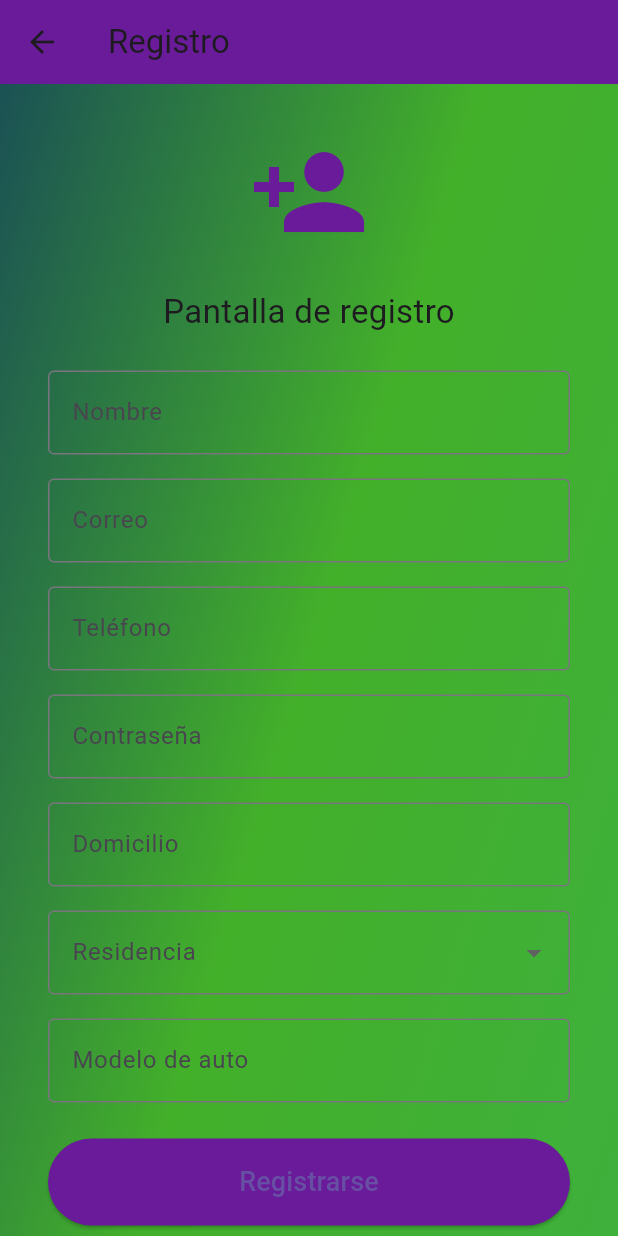
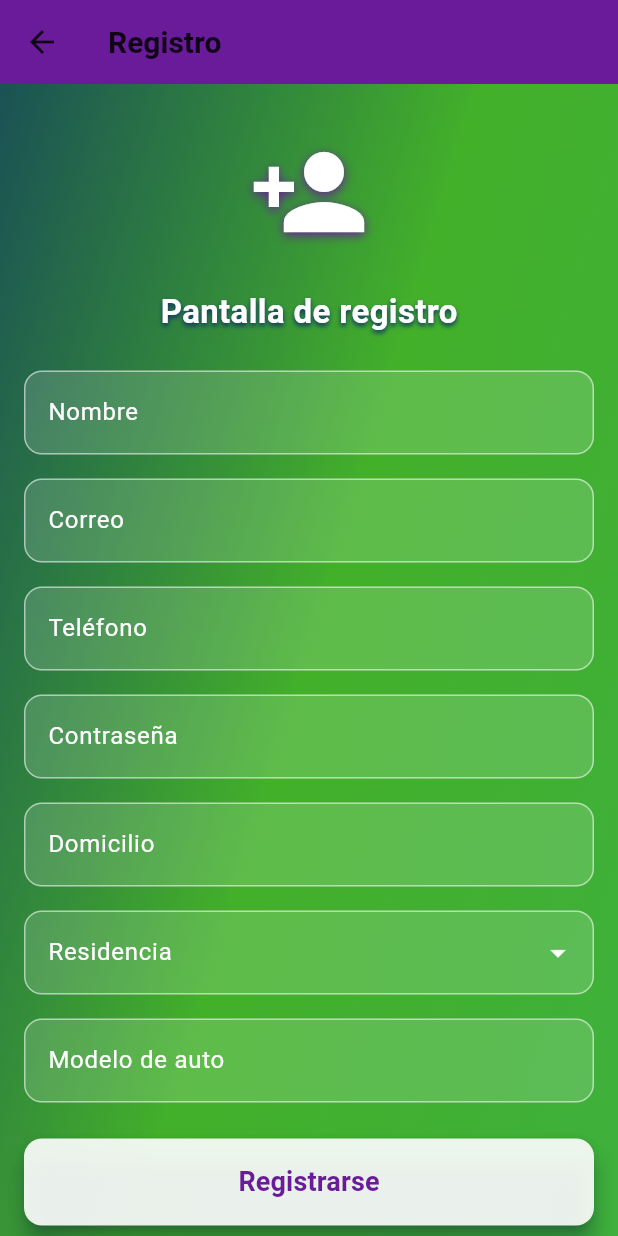
Before and after one commit to Joshi2032/zentirx, a Flutter app: the screen it shows after launch, after a tap on "Registrarse", on a phone screen of 412 x 824 dp. Run offline on Flutter 3.47's test engine with Material 3 defaults, Android fonts, the light colour scheme and no system bars.

Commit message:
fixed errors

```diff
--- a/lib/features/auth/screens/register_screen.dart
+++ b/lib/features/auth/screens/register_screen.dart
@@ -26,90 +26,93 @@ class RegisterScreen extends StatelessWidget {
         ),
         child: Center(
           child: SingleChildScrollView(
+            child: LayoutBuilder(
+              builder: (context, constraints) {
+                double maxWidth =
+                    constraints.maxWidth < 500 ? constraints.maxWidth : 400;
+                return Align(
+                  alignment: Alignment.center,
+                  child: ConstrainedBox(
+                    constraints: BoxConstraints(maxWidth: maxWidth),
                     child: Padding(
-              padding: const EdgeInsets.all(32.0),
+                      padding: EdgeInsets.symmetric(
+                        horizontal: constraints.maxWidth < 500 ? 16.0 : 32.0,
+                        vertical: 32.0,
+                      ),
                       child: Column(
                         mainAxisSize: MainAxisSize.min,
                         children: [
                           const Icon(
                             Icons.person_add,
                             size: 80,
+                            color: Colors.white, // Mejor contraste
+                            shadows: [
+                              Shadow(
+                                blurRadius: 8,
                                 color: Color(0xFF6A1B9A),
+                                offset: Offset(0, 2),
+                              ),
+                            ],
                           ),
                           const SizedBox(height: 24),
                           const Text(
                             'Pantalla de registro',
-                    style: TextStyle(fontSize: 22),
+                            style: TextStyle(
+                              fontSize: 22,
+                              color: Colors.white,
+                              fontWeight: FontWeight.bold,
+                              shadows: [
+                                Shadow(
+                                  blurRadius: 4,
+                                  color: Color(0xFF0A2A66),
+                                  offset: Offset(0, 2),
+                                ),
+                              ],
+                            ),
                           ),
                           const SizedBox(height: 24),
-                  TextField(
-                    decoration: InputDecoration(
-                      labelText: 'Nombre',
-                      border: OutlineInputBorder(),
-                    ),
-                  ),
+                          _styledTextField('Nombre'),
                           const SizedBox(height: 16),
-                  TextField(
-                    decoration: InputDecoration(
-                      labelText: 'Correo',
-                      border: OutlineInputBorder(),
-                    ),
+                          _styledTextField(
+                            'Correo',
                             keyboardType: TextInputType.emailAddress,
                           ),
                           const SizedBox(height: 16),
-                  TextField(
-                    decoration: InputDecoration(
-                      labelText: 'Teléfono',
-                      border: OutlineInputBorder(),
-                    ),
+                          _styledTextField(
+                            'Teléfono',
                             keyboardType: TextInputType.phone,
                           ),
                           const SizedBox(height: 16),
-                  TextField(
-                    decoration: InputDecoration(
-                      labelText: 'Contraseña',
-                      border: OutlineInputBorder(),
-                    ),
-                    obscureText: true,
-                  ),
+                          _styledTextField('Contraseña', obscureText: true),
                           const SizedBox(height: 16),
-                  TextField(
-                    decoration: InputDecoration(
-                      labelText: 'Domicilio',
-                      border: OutlineInputBorder(),
-                    ),
-                  ),
+                          _styledTextField('Domicilio'),
                           const SizedBox(height: 16),
-                  DropdownButtonFormField<String>(
-                    decoration: InputDecoration(
-                      labelText: 'Residencia',
-                      border: OutlineInputBorder(),
-                    ),
-                    items: [
-                      DropdownMenuItem(value: '1', child: Text('Residencia 1')),
-                      DropdownMenuItem(value: '2', child: Text('Residencia 2')),
-                    ],
-                    onChanged: (value) {},
-                  ),
+                          _styledDropdown(),
                           const SizedBox(height: 16),
-                  TextField(
-                    decoration: InputDecoration(
-                      labelText: 'Modelo de auto',
-                      border: OutlineInputBorder(),
-                    ),
-                  ),
+                          _styledTextField('Modelo de auto'),
                           const SizedBox(height: 24),
                           SizedBox(
                             width: double.infinity,
                             child: ElevatedButton(
                               onPressed: () {},
                               style: ElevatedButton.styleFrom(
-                        backgroundColor: const Color(0xFF6A1B9A),
-                        padding: const EdgeInsets.symmetric(vertical: 16),
+                                backgroundColor: Colors.white.withOpacity(0.9),
+                                foregroundColor: Color(0xFF6A1B9A),
+                                elevation: 6,
+                                shadowColor: Color(0xFF0A2A66),
+                                shape: RoundedRectangleBorder(
+                                  borderRadius: BorderRadius.circular(12),
+                                ),
+                                padding: const EdgeInsets.symmetric(
+                                  vertical: 16,
+                                ),
                               ),
                               child: const Text(
                                 'Registrarse',
-                        style: TextStyle(fontSize: 18),
+                                style: TextStyle(
+                                  fontSize: 18,
+                                  fontWeight: FontWeight.bold,
+                                ),
                               ),
                             ),
                           ),
@@ -117,8 +120,80 @@ class RegisterScreen extends StatelessWidget {
                       ),
                     ),
                   ),
+                );
+              },
+            ),
+          ),
         ),
       ),
     );
   }
+
+  Widget _styledTextField(
+    String label, {
+    TextInputType? keyboardType,
+    bool obscureText = false,
+  }) {
+    return TextField(
+      decoration: InputDecoration(
+        labelText: label,
+        labelStyle: const TextStyle(color: Colors.white),
+        filled: true,
+        fillColor: Colors.white.withOpacity(0.15),
+        border: OutlineInputBorder(
+          borderRadius: BorderRadius.circular(12),
+          borderSide: const BorderSide(color: Colors.white70),
+        ),
+        enabledBorder: OutlineInputBorder(
+          borderRadius: BorderRadius.circular(12),
+          borderSide: const BorderSide(color: Colors.white54),
+        ),
+        focusedBorder: OutlineInputBorder(
+          borderRadius: BorderRadius.circular(12),
+          borderSide: const BorderSide(color: Colors.white),
+        ),
+      ),
+      style: const TextStyle(color: Colors.white),
+      keyboardType: keyboardType,
+      obscureText: obscureText,
+      cursorColor: Colors.white,
+    );
   }
+
+  Widget _styledDropdown() {
+    return DropdownButtonFormField<String>(
+      decoration: InputDecoration(
+        labelText: 'Residencia',
+        labelStyle: const TextStyle(color: Colors.white),
+        filled: true,
+        fillColor: Colors.white.withOpacity(0.15),
+        border: OutlineInputBorder(
+          borderRadius: BorderRadius.circular(12),
+          borderSide: const BorderSide(color: Colors.white70),
+        ),
+        enabledBorder: OutlineInputBorder(
+          borderRadius: BorderRadius.circular(12),
+          borderSide: const BorderSide(color: Colors.white54),
+        ),
+        focusedBorder: OutlineInputBorder(
+          borderRadius: BorderRadius.circular(12),
+          borderSide: const BorderSide(color: Colors.white),
+        ),
+      ),
+      dropdownColor: const Color(0xFF43B02A),
+      style: const TextStyle(color: Colors.white),
+      items: const [
+        DropdownMenuItem(
+          value: '1',
+          child: Text('Residencia 1', style: TextStyle(color: Colors.white)),
+        ),
+        DropdownMenuItem(
+          value: '2',
+          child: Text('Residencia 2', style: TextStyle(color: Colors.white)),
+        ),
+      ],
+      onChanged: (value) {},
+      iconEnabledColor: Colors.white,
+    );
+  }
+}
--- a/lib/main.dart
+++ b/lib/main.dart
@@ -21,6 +21,29 @@ class MainApp extends StatelessWidget {
     return MaterialApp(
       title: 'home',
       debugShowCheckedModeBanner: false,
+      theme: ThemeData(
+        scaffoldBackgroundColor: const Color(
+          0xFFF5F6FA,
+        ), // Color de fondo claro y moderno
+        colorScheme: ColorScheme.fromSeed(
+          seedColor: Colors.blue,
+          background: const Color(0xFFF5F6FA),
+        ),
+        appBarTheme: const AppBarTheme(
+          backgroundColor: Color(0xFFF5F6FA),
+          elevation: 0,
+          iconTheme: IconThemeData(color: Colors.black87),
+          titleTextStyle: TextStyle(
+            color: Colors.black87,
+            fontSize: 20,
+            fontWeight: FontWeight.bold,
+          ),
+        ),
+        textTheme: const TextTheme(
+          bodyLarge: TextStyle(color: Colors.black87),
+          bodyMedium: TextStyle(color: Colors.black87),
+        ),
+      ),
       initialRoute: '/',
       routes: {
         '/': (context) => const SplashScreen(),
```
Lines whose indentation alone changed are shown as unchanged.
